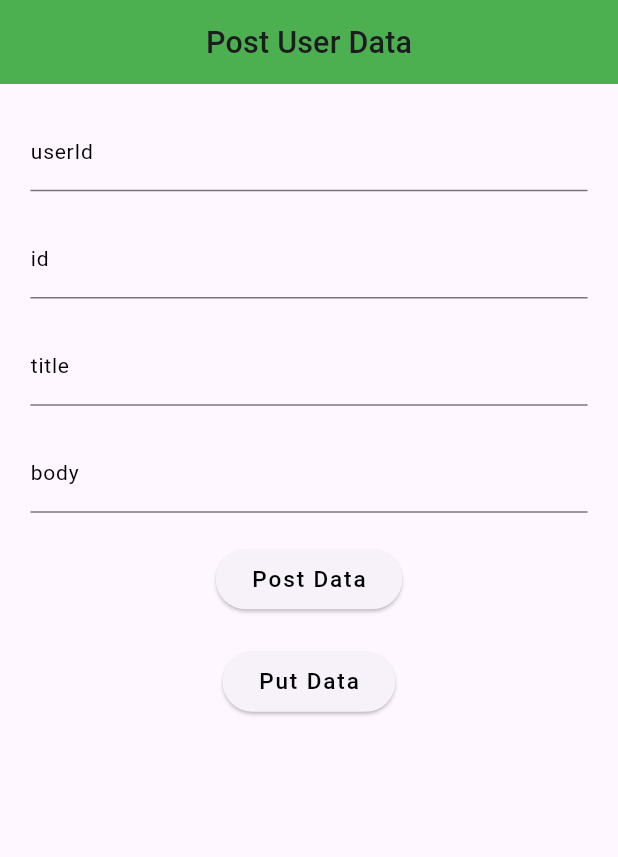
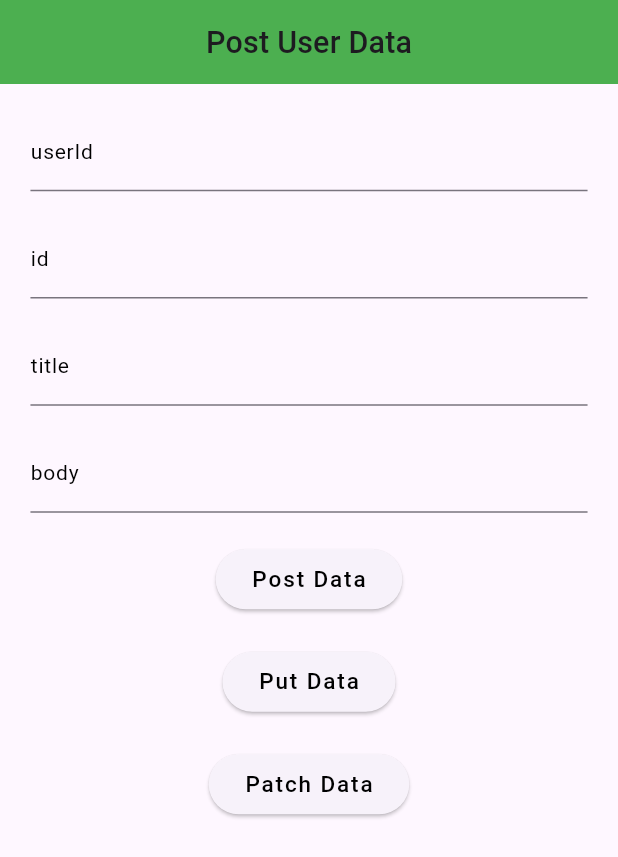
Before and after one commit to Mateo-David/Dio-API-Integration, a Flutter app: the screen it shows after launch, after a tap on "Put Data", on a phone screen of 412 x 824 dp. Shown: the top 857 px of the screen. Run offline on Flutter 3.47's test engine with Material 3 defaults, Android fonts, the phone set to English and light mode, and no system bars; our stand-ins replace dio, flutter_screenutil, get; missing offline and left inert: dart:html; network calls fail.

Commit message:
patchUserData

```diff
--- a/lib/app/data/api_crud.dart
+++ b/lib/app/data/api_crud.dart
@@ -22,9 +22,19 @@ class APICrudOperation {
   }
 
   putUserData(putUrl) async {
-    return await Dio().put(putUrl, data: {
-      "title": "Muneeb Shahid putUserData",
-      "body": "Fluter Developer putUserData",
-    },);
+    return await Dio().put(
+      putUrl,
+      data: {
+        "title": "Muneeb Shahid putUserData",
+        "body": "Fluter Developer putUserData",
+      },
+    );
+  }
+
+  patchUserData(patchurl) async {
+    return await Dio().patch(patchurl,
+    data: {
+      "title": "Muhammad Ali"
+    });
   }
 }
--- a/lib/view/post_user_data/post_user_data.dart
+++ b/lib/view/post_user_data/post_user_data.dart
@@ -102,6 +102,18 @@ class PostUserData extends StatelessWidget {
                     "Put Data",
                     style: TextStyle(fontSize: 15, color: Colors.black),
                   ),
+                ),
+                SizedBox(
+                  height: 20.h,
+                ),
+                ElevatedButton(
+                  onPressed: () {
+                    postuserdatacontroller.patchUserData();
+                  },
+                  child: const Text(
+                    "Patch Data",
+                    style: TextStyle(fontSize: 15, color: Colors.black),
+                  ),
                 )
               ],
             ),
```
Also changed, not shown: lib/view-models/post_user_data_controller/post_user_data_controller.dart (+7 -0 lines).
